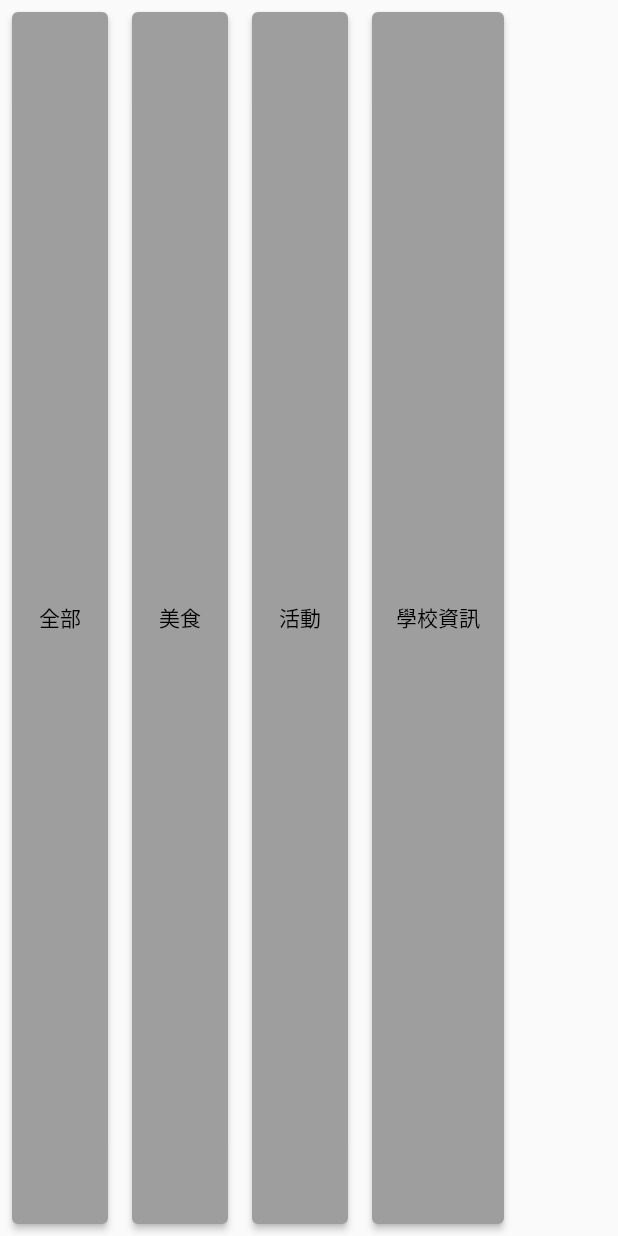
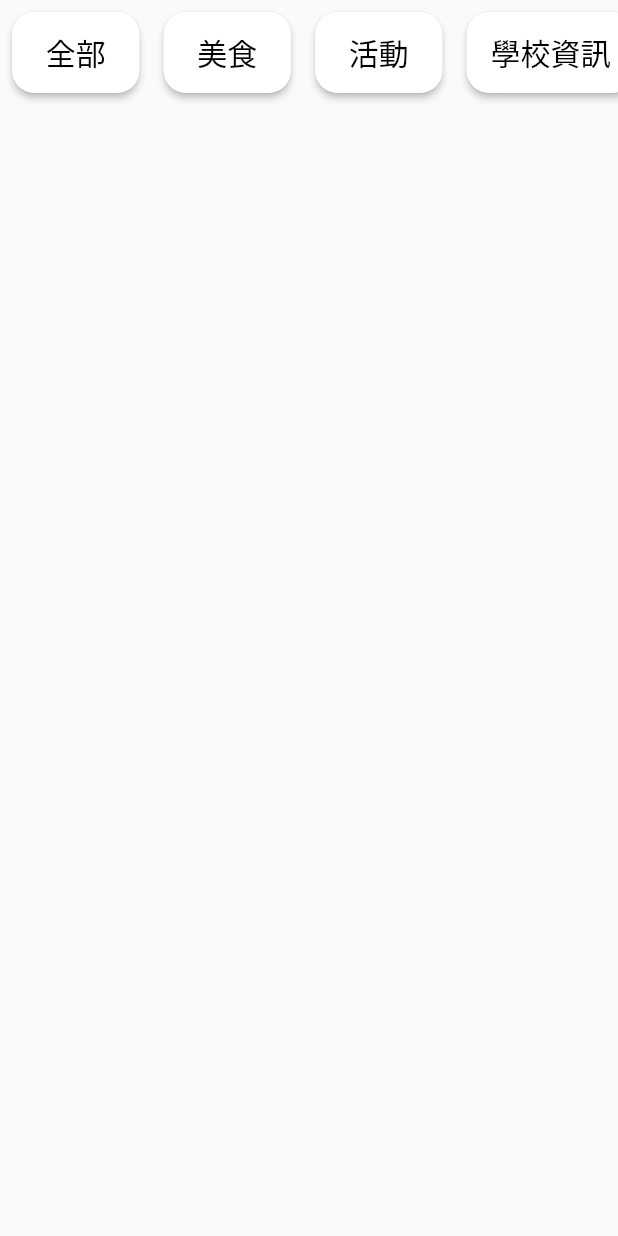
Before and after one commit to DraggyChen/pickup_flutter_app, a Flutter app: the ForumCategories widget shown alone on an empty page, opened directly, on a phone screen of 412 x 824 dp. Run offline on Flutter 3.47's test engine with Material 2 defaults, Android fonts, the phone set to English and light mode, and no system bars; our stand-ins replace google_maps_flutter, image_picker, mask_text_input_formatter.

Commit message:
論壇：貼文類別

```diff
--- a/lib/view/forum/forum_categories.dart
+++ b/lib/view/forum/forum_categories.dart
@@ -1,28 +1,61 @@
 import 'package:flutter/material.dart';
 
-class ForumCategories extends StatelessWidget {
+class ForumCategories extends StatefulWidget {
   final List<String> items;
 
   ForumCategories({required this.items});
 
   @override
+  _ForumCategoriesState createState() => _ForumCategoriesState();
+}
+
+class _ForumCategoriesState extends State<ForumCategories> {
+  int? selectedButtonIndex;
+
+  @override
   Widget build(BuildContext context) {
-    return ListView.builder(
+    return Container(
+      height: 70,  // 指定固定的高度
+      child: ListView.builder(
         scrollDirection: Axis.horizontal,
-      itemCount: items.length,
+        itemCount: widget.items.length,
         itemBuilder: (context, index) {
+          // 判斷是否被選中
+          bool isSelected = index == selectedButtonIndex;
           return Padding(
             padding: const EdgeInsets.all(8.0),
             child: ElevatedButton(
-            onPressed: () {},
-            child: Text(items[index]),
+              onPressed: () {
+                setState(() {
+                  // 如果已經選中則取消選中，否則選中該按鈕
+                  if (isSelected) {
+                    selectedButtonIndex = null;
+                  } else {
+                    selectedButtonIndex = index;
+                  }
+                });
+              },
               style: ElevatedButton.styleFrom(
-              foregroundColor: Colors.black,
-              backgroundColor: Colors.grey, // Button's text color
+                /* Button邊框、背景顏色 */
+                foregroundColor: isSelected ? Colors.white : const Color(0XFFD6D6D6),
+                backgroundColor: isSelected ? const Color(0XFF424242) : Colors.white,
+                /* 大小及圓角設置 */
+                minimumSize: Size(85, double.infinity), // 最小高度為無窮大，這將使它填滿容器
+                shape: RoundedRectangleBorder(
+                  borderRadius: BorderRadius.circular(15),
+                ),
+              ),
+              child: Text(
+                  widget.items[index],
+                style: TextStyle(
+                  fontSize: 20,
+                  color: isSelected? Colors.white : Colors.black,
+                ),
               ),
             ),
           );
         },
+      ),
     );
   }
 }
--- a/lib/view/forum/forum_home.dart
+++ b/lib/view/forum/forum_home.dart
@@ -52,7 +52,10 @@ class _ForumHomeState extends State<ForumHome> {
                     child: Column(
                       children: [
                         /* 篩選標籤 */
-                        ForumCategories(items: ["全部", "美食", "活動", "學校資訊"],),
+                        Container(// 或任何你想要的高度
+                          child: ForumCategories(items: ["全部", "美食", "活動", "學校資訊"]),
+                        ),
+
                       ],
                     ),
                   ),
```
Lines whose indentation alone changed are shown as unchanged.
